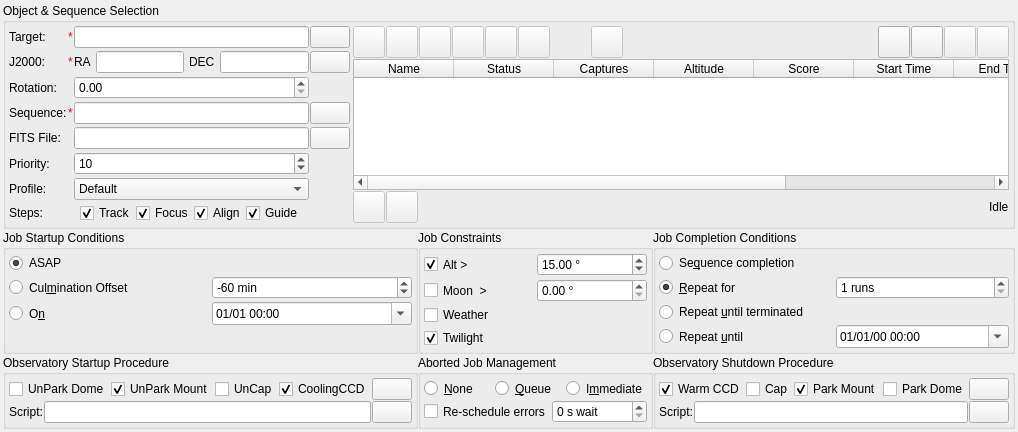
This is kstars-astropi/kstars/ekos/scheduler/scheduler.ui in Andre87osx/AstroPi-system as Qt 5 draws it before an edit. The edited form follows.
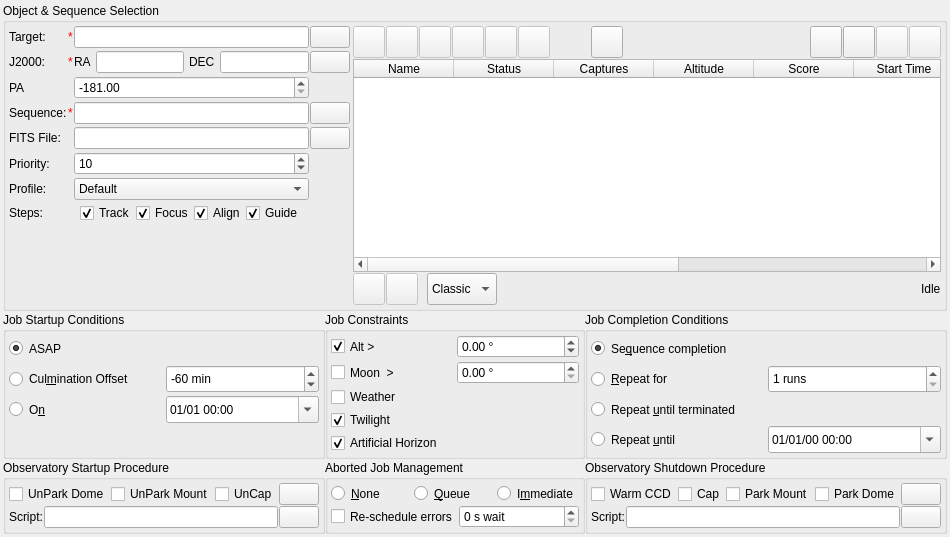
This is the edited form. Icons and pictures are not drawn. Custom widgets are drawn as their Qt base class.

Patch:
```diff
--- a/kstars-astropi/kstars/ekos/scheduler/scheduler.ui
+++ b/kstars-astropi/kstars/ekos/scheduler/scheduler.ui
@@ -6,8 +6,8 @@
    <rect>
     <x>0</x>
     <y>0</y>
-    <width>802</width>
-    <height>426</height>
+    <width>950</width>
+    <height>537</height>
    </rect>
   </property>
   <layout class="QVBoxLayout" name="verticalLayout_8" stretch="4,1">
@@ -59,7 +59,7 @@
       <item>
        <layout class="QVBoxLayout" name="verticalLayout_6">
         <item>
-         <layout class="QGridLayout" name="gridLayout_2" rowstretch="1,1,1,1,1,1,1" columnstretch="0,0,0,0">
+         <layout class="QGridLayout" name="gridLayout_2" rowstretch="1,1,1,1,1,1,1,0" columnstretch="0,0,0,0">
           <property name="horizontalSpacing">
            <number>1</number>
           </property>
@@ -609,7 +609,7 @@
              <string>Select CCD Rotation.</string>
             </property>
             <property name="text">
-             <string>Rotation:</string>
+             <string>PA</string>
             </property>
            </widget>
           </item>
@@ -628,16 +628,16 @@
              <string/>
             </property>
             <property name="minimum">
-             <number>0</number>
+             <double>-181.000000000000000</double>
             </property>
             <property name="maximum">
-             <number>360</number>
-            </property>
-            <property name="value">
-             <number>0</number>
+             <double>180.000000000000000</double>
             </property>
             <property name="singleStep">
-             <double>5.0</double>
+             <double>5.000000000000000</double>
+            </property>
+            <property name="value">
+             <double>-181.000000000000000</double>
             </property>
            </widget>
           </item>
@@ -648,9 +648,6 @@
           <property name="orientation">
            <enum>Qt::Vertical</enum>
           </property>
-          <property name="sizeType">
-           <enum>QSizePolicy::Expanding</enum>
-          </property>
           <property name="sizeHint" stdset="0">
            <size>
             <width>20</width>
@@ -849,7 +846,7 @@
           <item>
            <widget class="QPushButton" name="mosaicB">
             <property name="enabled">
-             <bool>false</bool>
+             <bool>true</bool>
             </property>
             <property name="sizePolicy">
              <sizepolicy hsizetype="Fixed" vsizetype="Fixed">
@@ -1191,6 +1188,29 @@
             </property>
            </widget>
           </item>
+          <item>
+           <widget class="QComboBox" name="schedulerAlgorithmCombo">
+            <property name="sizePolicy">
+             <sizepolicy hsizetype="Preferred" vsizetype="Preferred">
+              <horstretch>0</horstretch>
+              <verstretch>0</verstretch>
+             </sizepolicy>
+            </property>
+            <property name="toolTip">
+             <string>&lt;html&gt;&lt;head/&gt;&lt;body&gt;&lt;p&gt;&lt;span style=&quot; font-weight:600;&quot;&gt;Classic&lt;/span&gt;: Start jobs that meet the constraints by priority and score.&lt;/p&gt;&lt;p&gt;&lt;span style=&quot; font-weight:600;&quot;&gt;Greedy&lt;/span&gt;: Always attempt to run a job. It picks the highest priority job that can run according to its constraints. Priority is assigned according to row in table above. Higher row has higher priority. It will interrupt running jobs if a higher priority job can run.&lt;/p&gt;&lt;/body&gt;&lt;/html&gt;</string>
+            </property>
+            <item>
+             <property name="text">
+              <string>Classic</string>
+             </property>
+            </item>
+            <item>
+             <property name="text">
+              <string>Greedy</string>
+             </property>
+            </item>
+           </widget>
+          </item>
           <item>
            <spacer name="horizontalSpacer_2">
             <property name="orientation">
@@ -1281,9 +1301,6 @@
             <property name="text">
              <string>&amp;Repeat for</string>
             </property>
-            <property name="checked">
-             <bool>true</bool>
-            </property>
             <attribute name="buttonGroup">
              <string notr="true">completionButtonGroup</string>
             </attribute>
@@ -1322,6 +1339,9 @@
             <property name="text">
              <string>Se&amp;quence completion</string>
             </property>
+            <property name="checked">
+             <bool>true</bool>
+            </property>
             <attribute name="buttonGroup">
              <string notr="true">completionButtonGroup</string>
             </attribute>
@@ -1571,7 +1591,7 @@
          <number>3</number>
         </property>
         <item>
-         <layout class="QGridLayout" name="gridLayout_5" rowstretch="1,1,1,1">
+         <layout class="QGridLayout" name="gridLayout_5" rowstretch="1,1,1,1,0">
           <property name="spacing">
            <number>3</number>
           </property>
@@ -1633,9 +1653,6 @@
             <property name="maximum">
              <double>89.900000000000006</double>
             </property>
-            <property name="value">
-             <double>15.000000000000000</double>
-            </property>
            </widget>
           </item>
           <item row="2" column="0">
@@ -1698,6 +1715,28 @@
             </attribute>
            </widget>
           </item>
+          <item row="4" column="0">
+           <widget class="QCheckBox" name="artificialHorizonCheck">
+            <property name="sizePolicy">
+             <sizepolicy hsizetype="Preferred" vsizetype="Preferred">
+              <horstretch>0</horstretch>
+              <verstretch>0</verstretch>
+             </sizepolicy>
+            </property>
+            <property name="toolTip">
+             <string>&lt;html&gt;&lt;body&gt;&lt;p&gt;The artificial horizon restriction constrains the altitude of the target to be above the artificial horizon, if any are defined and enabled. See the artificial horizon item in the KStars Settings menu.&lt;/p&gt;&lt;/body&gt;&lt;/html&gt;</string>
+            </property>
+            <property name="text">
+             <string>Artificial Horizon</string>
+            </property>
+            <property name="checked">
+             <bool>true</bool>
+            </property>
+            <attribute name="buttonGroup">
+             <string notr="true">constraintButtonGroup</string>
+            </attribute>
+           </widget>
+          </item>
           <item row="2" column="1">
            <widget class="QLabel" name="weatherLabel">
             <property name="text">
@@ -1781,9 +1820,6 @@
             <attribute name="buttonGroup">
              <string notr="true">shutdownProcedureGroup</string>
             </attribute>
-            <property name="checked">
-             <bool>true</bool>
-            </property>
            </widget>
           </item>
           <item>
@@ -1825,9 +1861,6 @@
             <attribute name="buttonGroup">
              <string notr="true">shutdownProcedureGroup</string>
             </attribute>
-            <property name="checked">
-             <bool>true</bool>
-            </property>
            </widget>
           </item>
           <item>
@@ -2133,9 +2166,6 @@
             <attribute name="buttonGroup">
              <string notr="true">startupProcedureButtonGroup</string>
             </attribute>
-            <property name="checked">
-             <bool>true</bool>
-            </property>
            </widget>
           </item>
           <item>
@@ -2157,28 +2187,6 @@
             </attribute>
            </widget>
           </item>
-          <item>
-           <widget class="QCheckBox" name="coolingCCDCheck">
-            <property name="sizePolicy">
-             <sizepolicy hsizetype="Minimum" vsizetype="Preferred">
-              <horstretch>0</horstretch>
-              <verstretch>0</verstretch>
-             </sizepolicy>
-            </property>
-            <property name="toolTip">
-             <string>Start cooling CCD if enabled in CCD settings</string>
-            </property>
-            <property name="text">
-             <string>CoolingCCD</string>
-            </property>
-            <attribute name="buttonGroup">
-             <string notr="true">startupProcedureButtonGroup</string>
-            </attribute>
-            <property name="checked">
-             <bool>true</bool>
-            </property>
-           </widget>
-          </item>
           <item>
            <spacer name="horizontalSpacer_10">
             <property name="orientation">
```
Left out of the diff: 44 changed lines with no effect on the pictures.
